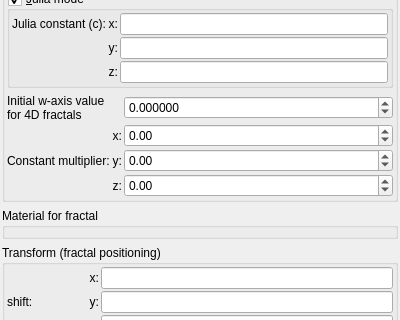
Qt form mandelbulber2/qt/tab_fractal.ui (buddhi1980/mandelbulber2) before a commit; both pictures show x 0 to 400 and y 272 to 592 of the 400 by 1015 pixel window.
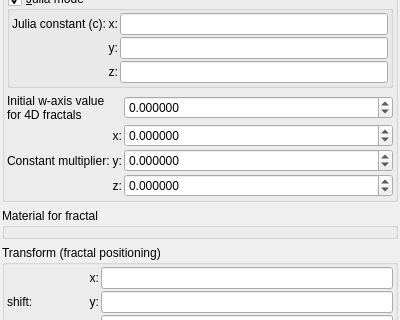
The same form after that commit. Custom widgets are drawn as their Qt base class.

The edit to the form file:
```diff
--- a/mandelbulber2/qt/tab_fractal.ui
+++ b/mandelbulber2/qt/tab_fractal.ui
@@ -453,7 +453,7 @@
            <string/>
           </property>
           <property name="decimals">
-           <number>2</number>
+           <number>6</number>
           </property>
           <property name="minimum">
            <double>-1000.000000000000000</double>
@@ -481,7 +481,7 @@
            <string/>
           </property>
           <property name="decimals">
-           <number>2</number>
+           <number>6</number>
           </property>
           <property name="minimum">
            <double>-1000.000000000000000</double>
@@ -509,7 +509,7 @@
            <string/>
           </property>
           <property name="decimals">
-           <number>2</number>
+           <number>6</number>
           </property>
           <property name="minimum">
            <double>-1000.000000000000000</double>
@@ -981,17 +981,17 @@
   </layout>
  </widget>
  <customwidgets>
+  <customwidget>
+   <class>MyDoubleSpinBox</class>
+   <extends>QDoubleSpinBox</extends>
+   <header>my_double_spin_box.h</header>
+  </customwidget>
   <customwidget>
    <class>MyGroupBox</class>
    <extends>QGroupBox</extends>
    <header>my_group_box.h</header>
    <container>1</container>
   </customwidget>
-  <customwidget>
-   <class>MyDoubleSpinBox</class>
-   <extends>QDoubleSpinBox</extends>
-   <header>my_double_spin_box.h</header>
-  </customwidget>
   <customwidget>
    <class>MySpinBox</class>
    <extends>QSpinBox</extends>
```
